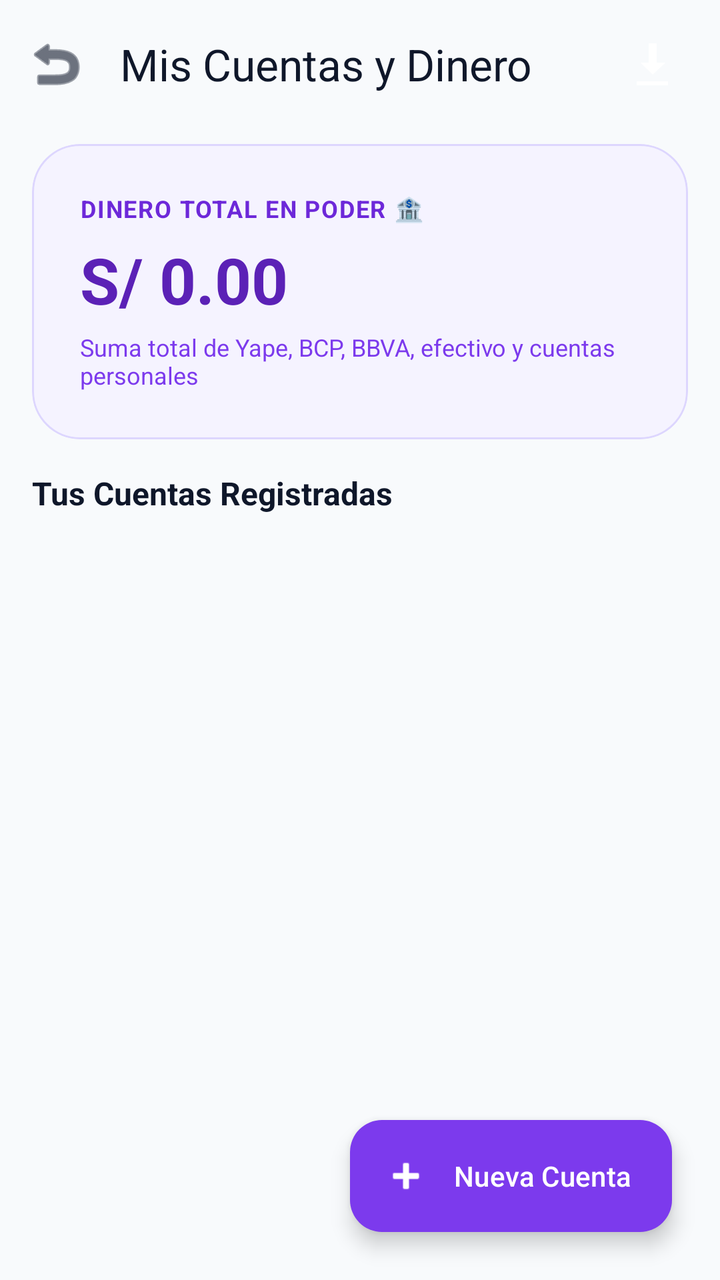
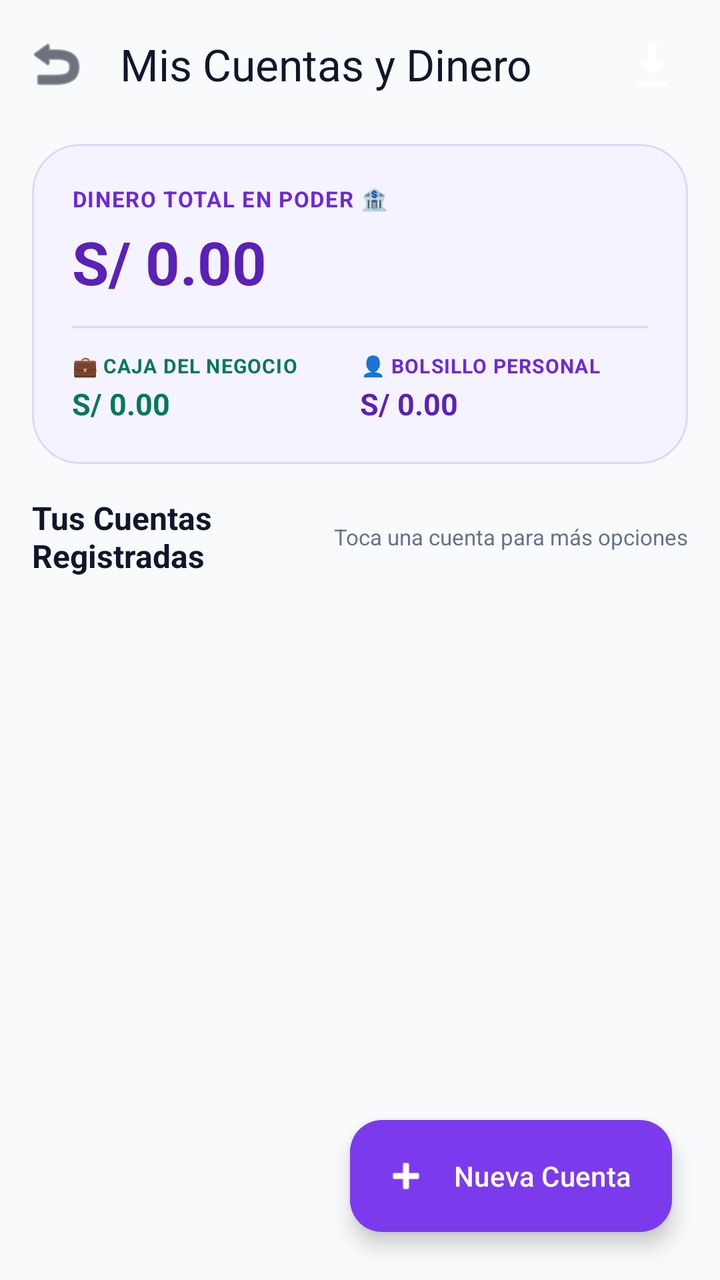

Two renders of the same Android screen: before a commit and after it. Below are the layout's source before the change and the commit's diff.
<!-- AndroidManifest.xml: application theme Theme.Gomezmart -->
<!-- res/layout/activity_accounts.xml -->
<?xml version="1.0" encoding="utf-8"?>
<androidx.coordinatorlayout.widget.CoordinatorLayout xmlns:android="http://schemas.android.com/apk/res/android"
    xmlns:app="http://schemas.android.com/apk/res-auto"
    android:layout_width="match_parent"
    android:layout_height="match_parent"
    android:background="?attr/colorSurface">

    <com.google.android.material.appbar.AppBarLayout
        android:id="@+id/appBarAccounts"
        android:layout_width="match_parent"
        android:layout_height="wrap_content"
        android:background="@android:color/transparent"
        app:elevation="0dp">

        <com.google.android.material.appbar.MaterialToolbar
            android:id="@+id/toolbarAccounts"
            android:layout_width="match_parent"
            android:layout_height="?attr/actionBarSize"
            app:title="Mis Cuentas y Dinero"
            app:titleTextColor="?attr/colorOnSurface"
            app:navigationIcon="@android:drawable/ic_menu_revert"
            app:navigationIconTint="?attr/colorOnSurface">

            <LinearLayout
                android:layout_width="wrap_content"
                android:layout_height="match_parent"
                android:layout_gravity="end"
                android:gravity="center_vertical"
                android:paddingEnd="16dp">

                <ImageButton
                    android:id="@+id/btnSyncIndicatorAccounts"
                    android:layout_width="36dp"
                    android:layout_height="36dp"
                    android:background="?attr/selectableItemBackgroundBorderless"
                    android:src="@android:drawable/stat_sys_download_done"
                    android:contentDescription="Sincronización" />
            </LinearLayout>
        </com.google.android.material.appbar.MaterialToolbar>
    </com.google.android.material.appbar.AppBarLayout>

    <LinearLayout
        android:layout_width="match_parent"
        android:layout_height="match_parent"
        android:orientation="vertical"
        app:layout_behavior="@string/appbar_scrolling_view_behavior"
        android:paddingHorizontal="16dp"
        android:clipToPadding="false">

        
        <com.google.android.material.card.MaterialCardView
            android:layout_width="match_parent"
            android:layout_height="wrap_content"
            android:layout_marginTop="8dp"
            android:layout_marginBottom="16dp"
            app:cardCornerRadius="24dp"
            app:cardElevation="0dp"
            app:cardBackgroundColor="@color/purple_50"
            app:strokeWidth="1dp"
            app:strokeColor="@color/purple_200">

            <LinearLayout
                android:layout_width="match_parent"
                android:layout_height="wrap_content"
                android:orientation="vertical"
                android:padding="24dp">

                <TextView
                    android:layout_width="wrap_content"
                    android:layout_height="wrap_content"
                    android:text="DINERO TOTAL EN PODER 🏦"
                    android:textColor="@color/purple_700"
                    android:textSize="12sp"
                    android:textStyle="bold"
                    android:letterSpacing="0.05" />

                <TextView
                    android:id="@+id/tvTotalAccountsBalance"
                    android:layout_width="wrap_content"
                    android:layout_height="wrap_content"
                    android:text="S/ 0.00"
                    android:textColor="@color/purple_800"
                    android:textSize="32sp"
                    android:textStyle="bold"
                    android:layout_marginTop="6dp" />

                <TextView
                    android:layout_width="wrap_content"
                    android:layout_height="wrap_content"
                    android:text="Suma total de Yape, BCP, BBVA, efectivo y cuentas personales"
                    android:textColor="@color/purple_600"
                    android:textSize="12sp"
                    android:layout_marginTop="4dp" />
            </LinearLayout>
        </com.google.android.material.card.MaterialCardView>

        <TextView
            android:layout_width="wrap_content"
            android:layout_height="wrap_content"
            android:text="Tus Cuentas Registradas"
            android:textSize="16sp"
            android:textStyle="bold"
            android:textColor="?attr/colorOnSurface"
            android:layout_marginBottom="12dp" />

        <androidx.recyclerview.widget.RecyclerView
            android:id="@+id/rvAccounts"
            android:layout_width="match_parent"
            android:layout_height="0dp"
            android:layout_weight="1"
            android:clipToPadding="false"
            android:paddingBottom="80dp"
            android:background="@android:color/transparent"
            android:focusable="false"
            android:focusableInTouchMode="false" />

    </LinearLayout>

    <com.google.android.material.floatingactionbutton.ExtendedFloatingActionButton
        android:id="@+id/fabAddAccount"
        android:layout_width="wrap_content"
        android:layout_height="wrap_content"
        android:layout_gravity="bottom|end"
        android:layout_margin="24dp"
        android:text="Nueva Cuenta"
        android:textColor="@color/white"
        app:icon="@android:drawable/ic_input_add"
        app:iconTint="@color/white"
        app:backgroundTint="@color/purple_600"
        app:cornerRadius="20dp" />

</androidx.coordinatorlayout.widget.CoordinatorLayout>
<!-- resources referenced by this layout -->
<resources>
  <color name="purple_200">#DDD6FE</color>
  <color name="purple_50">#F5F3FF</color>
  <color name="purple_600">#7C3AED</color>
  <color name="purple_700">#6D28D9</color>
  <color name="purple_800">#5B21B6</color>
  <color name="white">#FFFFFFFF</color>
  <style name="Theme.Gomezmart" parent="Base.Theme.Gomezmart" />
  <style name="Base.Theme.Gomezmart" parent="Theme.Material3.DayNight.NoActionBar">
          <item name="colorPrimary">@color/purple_600</item>
          <item name="colorOnPrimary">@color/white</item>
          <item name="colorSecondary">@color/indigo_500</item>
          <item name="colorSurface">@color/slate_50</item>
          <item name="colorOnSurface">@color/slate_900</item>
          <item name="colorOnSurfaceVariant">@color/slate_500</item>
          <item name="colorSurfaceContainer">@color/white</item>
          <item name="android:windowBackground">@color/slate_50</item>
      </style>
  <color name="indigo_500">#6366F1</color>
  <color name="slate_50">#F8FAFC</color>
  <color name="slate_900">#0F172A</color>
  <color name="slate_500">#64748B</color>
</resources>

<!-- the commit's change to res/layout/activity_accounts.xml (unified diff, before → after) -->
@@ -63,45 +63,220 @@
                 android:layout_width="match_parent"
                 android:layout_height="wrap_content"
                 android:orientation="vertical"
+                android:padding="20dp">
+
+                <LinearLayout
+                    android:layout_width="match_parent"
+                    android:layout_height="wrap_content"
+                    android:orientation="horizontal"
+                    android:gravity="center_vertical">
+
+                    <LinearLayout
+                        android:layout_width="0dp"
+                        android:layout_height="wrap_content"
+                        android:layout_weight="1"
+                        android:orientation="vertical">
+
+                        <TextView
+                            android:layout_width="wrap_content"
+                            android:layout_height="wrap_content"
+                            android:text="DINERO TOTAL EN PODER 🏦"
+                            android:textColor="@color/purple_700"
+                            android:textSize="11sp"
+                            android:textStyle="bold"
+                            android:letterSpacing="0.05" />
+
+                        <TextView
+                            android:id="@+id/tvTotalAccountsBalance"
+                            android:layout_width="wrap_content"
+                            android:layout_height="wrap_content"
+                            android:text="S/ 0.00"
+                            android:textColor="@color/purple_800"
+                            android:textSize="30sp"
+                            android:textStyle="bold"
+                            android:layout_marginTop="4dp" />
+                    </LinearLayout>
+
+                    <com.google.android.material.button.MaterialButton
+                        android:id="@+id/btnTransferBetweenAccounts"
+                        style="@style/Widget.Material3.Button.TonalButton"
+                        android:layout_width="wrap_content"
+                        android:layout_height="40dp"
+                        android:text="🔄 Transferir"
+                        android:textSize="12sp"
+                        android:textColor="@color/purple_800"
+                        app:backgroundTint="@color/white"
+                        app:cornerRadius="12dp"
+                        android:visibility="gone" />
+                </LinearLayout>
+
+                <View
+                    android:layout_width="match_parent"
+                    android:layout_height="1dp"
+                    android:background="@color/purple_200"
+                    android:layout_marginVertical="12dp" />
+
+                
+                <LinearLayout
+                    android:layout_width="match_parent"
+                    android:layout_height="wrap_content"
+                    android:orientation="horizontal">
+
+                    <LinearLayout
+                        android:layout_width="0dp"
+                        android:layout_height="wrap_content"
+                        android:layout_weight="1"
+                        android:orientation="vertical">
+
+                        <TextView
+                            android:layout_width="wrap_content"
+                            android:layout_height="wrap_content"
+                            android:text="💼 CAJA DEL NEGOCIO"
+                            android:textColor="@color/emerald_700"
+                            android:textSize="10sp"
+                            android:textStyle="bold"
+                            android:letterSpacing="0.04" />
+
+                        <TextView
+                            android:id="@+id/tvBusinessAccountsBalance"
+                            android:layout_width="wrap_content"
+                            android:layout_height="wrap_content"
+                            android:text="S/ 0.00"
+                            android:textColor="@color/emerald_700"
+                            android:textSize="15sp"
+                            android:textStyle="bold"
+                            android:layout_marginTop="2dp" />
+                    </LinearLayout>
+
+                    <LinearLayout
+                        android:layout_width="0dp"
+                        android:layout_height="wrap_content"
+                        android:layout_weight="1"
+                        android:orientation="vertical">
+
+                        <TextView
+                            android:layout_width="wrap_content"
+                            android:layout_height="wrap_content"
+                            android:text="👤 BOLSILLO PERSONAL"
+                            android:textColor="@color/purple_700"
+                            android:textSize="10sp"
+                            android:textStyle="bold"
+                            android:letterSpacing="0.04" />
+
+                        <TextView
+                            android:id="@+id/tvPersonalAccountsBalance"
+                            android:layout_width="wrap_content"
+                            android:layout_height="wrap_content"
+                            android:text="S/ 0.00"
+                            android:textColor="@color/purple_800"
+                            android:textSize="15sp"
+                            android:textStyle="bold"
+                            android:layout_marginTop="2dp" />
+                    </LinearLayout>
+                </LinearLayout>
+            </LinearLayout>
+        </com.google.android.material.card.MaterialCardView>
+
+        <LinearLayout
+            android:layout_width="match_parent"
+            android:layout_height="wrap_content"
+            android:orientation="horizontal"
+            android:gravity="center_vertical"
+            android:layout_marginBottom="10dp">
+
+            <TextView
+                android:layout_width="0dp"
+                android:layout_height="wrap_content"
+                android:layout_weight="1"
+                android:text="Tus Cuentas Registradas"
+                android:textSize="16sp"
+                android:textStyle="bold"
+                android:textColor="?attr/colorOnSurface" />
+
+            <TextView
+                android:id="@+id/tvAccountsHelperHint"
+                android:layout_width="wrap_content"
+                android:layout_height="wrap_content"
+                android:text="Toca una cuenta para más opciones"
+                android:textSize="11sp"
+                android:textColor="?attr/colorOnSurfaceVariant" />
+        </LinearLayout>
+
+        
+        <com.google.android.material.card.MaterialCardView
+            android:id="@+id/layoutEmptyAccounts"
+            android:layout_width="match_parent"
+            android:layout_height="wrap_content"
+            android:layout_marginTop="8dp"
+            app:cardCornerRadius="20dp"
+            app:cardElevation="0dp"
+            app:strokeWidth="1dp"
+            app:strokeColor="?attr/colorOutlineVariant"
+            app:cardBackgroundColor="?attr/colorSurfaceContainerLow"
+            android:visibility="gone">
+
+            <LinearLayout
+                android:layout_width="match_parent"
+                android:layout_height="wrap_content"
+                android:orientation="vertical"
+                android:gravity="center_horizontal"
                 android:padding="24dp">
 
                 <TextView
                     android:layout_width="wrap_content"
                     android:layout_height="wrap_content"
-                    android:text="DINERO TOTAL EN PODER 🏦"
-                    android:textColor="@color/purple_700"
-                    android:textSize="12sp"
-                    android:textStyle="bold"
-                    android:letterSpacing="0.05" />
-
-                <TextView
-                    android:id="@+id/tvTotalAccountsBalance"
-                    android:layout_width="wrap_content"
-                    android:layout_height="wrap_content"
-                    android:text="S/ 0.00"
-                    android:textColor="@color/purple_800"
-                    android:textSize="32sp"
-                    android:textStyle="bold"
-                    android:layout_marginTop="6dp" />
+                    android:text="🏦"
+                    android:textSize="36sp" />
 
                 <TextView
                     android:layout_width="wrap_content"
                     android:layout_height="wrap_content"
-                    android:text="Suma total de Yape, BCP, BBVA, efectivo y cuentas personales"
-                    android:textColor="@color/purple_600"
-                    android:textSize="12sp"
-                    android:layout_marginTop="4dp" />
+                    android:text="Configura tus cuentas de trabajo"
+                    android:textSize="16sp"
+                    android:textStyle="bold"
+                    android:textColor="?attr/colorOnSurface"
+                    android:layout_marginTop="8dp" />
+
+                <TextView
+                    android:layout_width="match_parent"
+                    android:layout_height="wrap_content"
+                    android:text="Cuando prestes dinero, registres un gasto o cobres una cuota, el saldo de tus cuentas se actualizará automáticamente."
+                    android:textSize="13sp"
+                    android:textColor="?attr/colorOnSurfaceVariant"
+                    android:gravity="center"
+                    android:layout_marginTop="6dp"
+                    android:layout_marginBottom="16dp" />
+
+                <com.google.android.material.button.MaterialButton
+                    android:id="@+id/btnQuickCreateCash"
+                    style="@style/Widget.Material3.Button.TonalButton"
+                    android:layout_width="match_parent"
+                    android:layout_height="48dp"
+                    android:text="💵 Crear Caja Efectivo"
+                    android:textAllCaps="false"
+                    app:cornerRadius="12dp" />
+
+                <com.google.android.material.button.MaterialButton
+                    android:id="@+id/btnQuickCreateYape"
+                    style="@style/Widget.Material3.Button.TonalButton"
+                    android:layout_width="match_parent"
+                    android:layout_height="48dp"
+                    android:layout_marginTop="8dp"
+                    android:text="📱 Agregar Yape / Plin"
+                    android:textAllCaps="false"
+                    app:cornerRadius="12dp" />
+
+                <com.google.android.material.button.MaterialButton
+                    android:id="@+id/btnQuickCreateBank"
+                    style="@style/Widget.Material3.Button.TonalButton"
+                    android:layout_width="match_parent"
+                    android:layout_height="48dp"
+                    android:layout_marginTop="8dp"
+                    android:text="🟦 Agregar Cuenta BCP / Banco"
+                    android:textAllCaps="false"
+                    app:cornerRadius="12dp" />
             </LinearLayout>
         </com.google.android.material.card.MaterialCardView>
-
-        <TextView
-            android:layout_width="wrap_content"
-            android:layout_height="wrap_content"
-            android:text="Tus Cuentas Registradas"
-            android:textSize="16sp"
-            android:textStyle="bold"
-            android:textColor="?attr/colorOnSurface"
-            android:layout_marginBottom="12dp" />
 
         <androidx.recyclerview.widget.RecyclerView
             android:id="@+id/rvAccounts"
@@ -109,7 +284,7 @@
             android:layout_height="0dp"
             android:layout_weight="1"
             android:clipToPadding="false"
-            android:paddingBottom="80dp"
+            android:paddingBottom="88dp"
             android:background="@android:color/transparent"
             android:focusable="false"
             android:focusableInTouchMode="false" />
<!-- resource entries referenced after the edit -->
@@ -1,5 +1,6 @@
 <!-- resources referenced by this layout -->
 <resources>
+  <color name="emerald_700">#047857</color>
   <color name="purple_200">#DDD6FE</color>
   <color name="purple_50">#F5F3FF</color>
   <color name="purple_600">#7C3AED</color>
